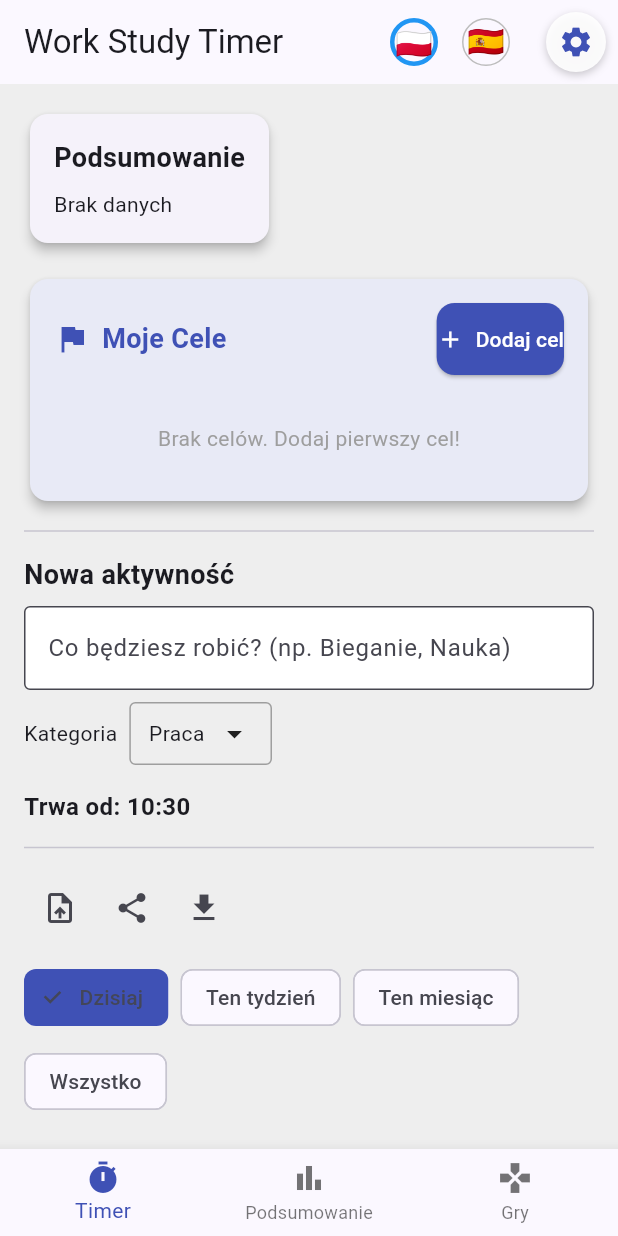
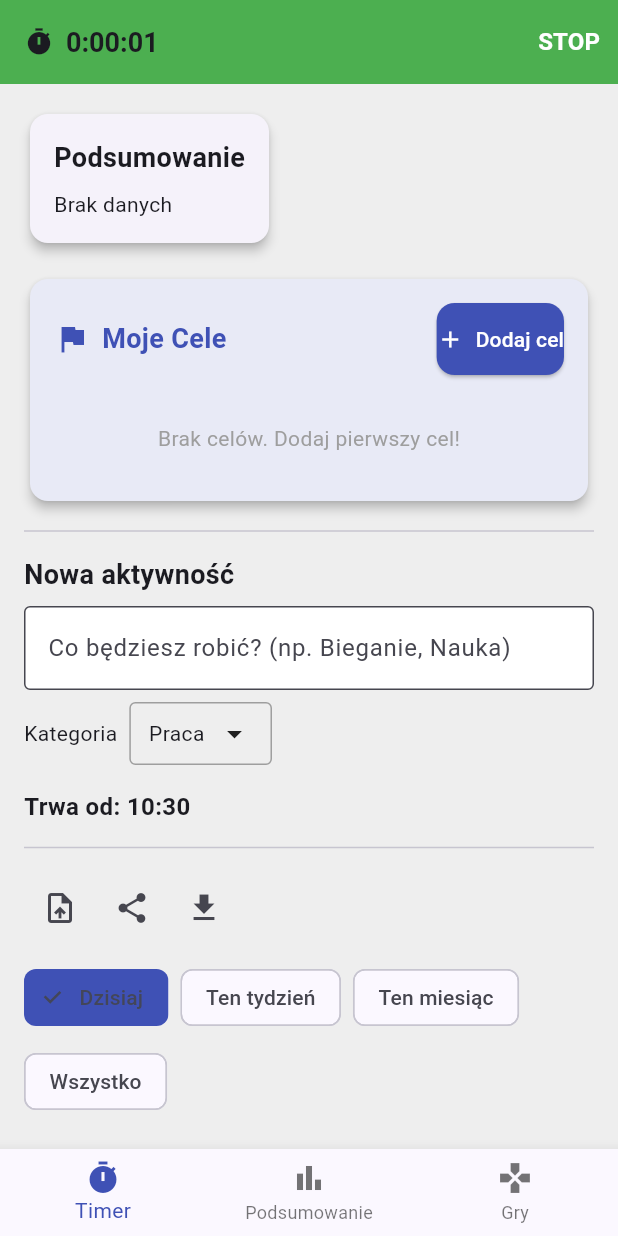
Before and after one commit to AppdeTenerifeparaTodos/work_timer_v3, a Flutter app: the screen it shows after launch, after a tap on "START", on a phone screen of 412 x 824 dp. Run offline on Flutter 3.47's test engine with Material 3 defaults, Android fonts, the phone set to English and light mode, and no system bars; our stand-ins replace fl_chart, image_picker, share_plus, shared_preferences.

Commit message:
V4: Sticky Timer Header - timer zawsze widoczny na górze

```diff
--- a/lib/main.dart
+++ b/lib/main.dart
@@ -3041,7 +3041,61 @@ class _HomePageState extends State<HomePage> {
     }
 
     return Scaffold(
-      appBar: AppBar(
+      appBar: _activeStartTime != null
+          ? AppBar(
+        backgroundColor: Colors.green,
+        title: Column(
+          crossAxisAlignment: CrossAxisAlignment.start,
+          children: [
+            Row(
+              children: [
+                const Icon(Icons.timer, size: 20),
+                const SizedBox(width: 8),
+                StreamBuilder(
+                  stream: Stream.periodic(const Duration(seconds: 1)),
+                  builder: (context, snapshot) {
+                    if (_activeStartTime == null) return const SizedBox();
+                    final duration = DateTime.now().difference(_activeStartTime!);
+                    final hours = duration.inHours;
+                    final minutes = duration.inMinutes.remainder(60);
+                    final seconds = duration.inSeconds.remainder(60);
+                    return Text(
+                      '$hours:${minutes.toString().padLeft(2, '0')}:${seconds.toString().padLeft(2, '0')}',
+                      style: const TextStyle(
+                        fontSize: 18,
+                        fontWeight: FontWeight.bold,
+                      ),
+                    );
+                  },
+                ),
+              ],
+            ),
+            if (_activeDescController.text.isNotEmpty)
+              Text(
+                _activeDescController.text,
+                style: const TextStyle(fontSize: 12),
+                maxLines: 1,
+                overflow: TextOverflow.ellipsis,
+              ),
+          ],
+        ),
+        actions: [
+          TextButton(
+            onPressed: _stopActiveSession,
+            style: TextButton.styleFrom(
+              foregroundColor: Colors.white,
+            ),
+            child: Text(
+              loc.translate('stop_btn').toUpperCase(),
+              style: const TextStyle(
+                fontSize: 16,
+                fontWeight: FontWeight.bold,
+              ),
+            ),
+          ),
+        ],
+      )
+          : AppBar(
         title: Text(loc.translate('app_title')),
         actions: [
           // Flaga polska
```
